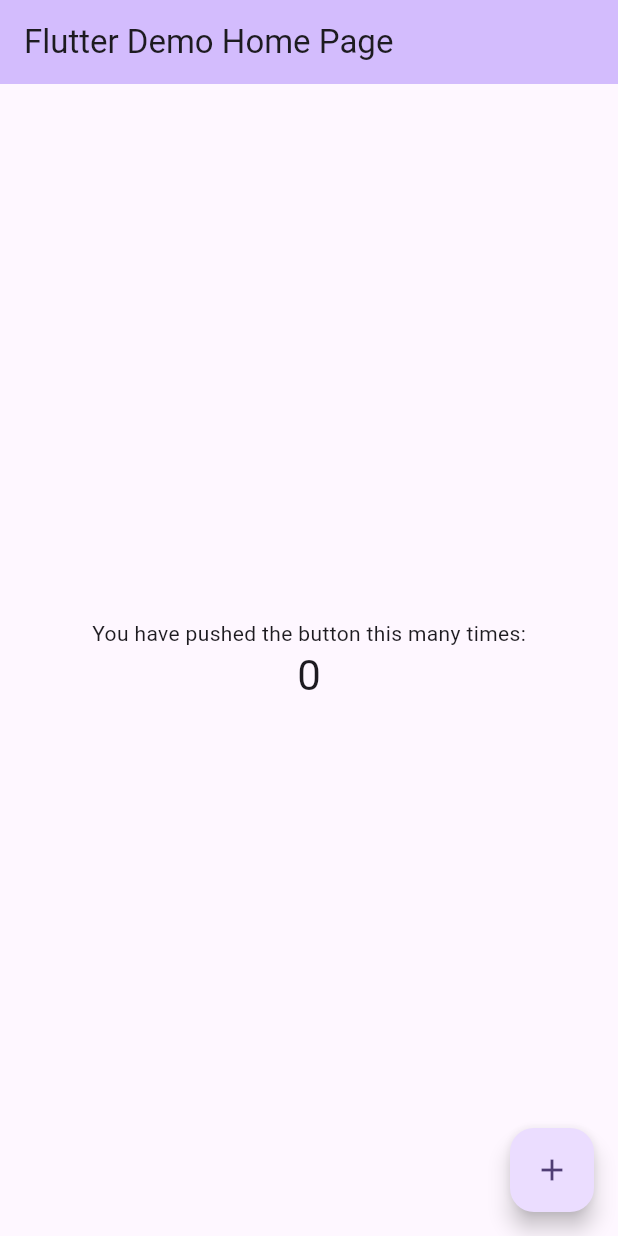
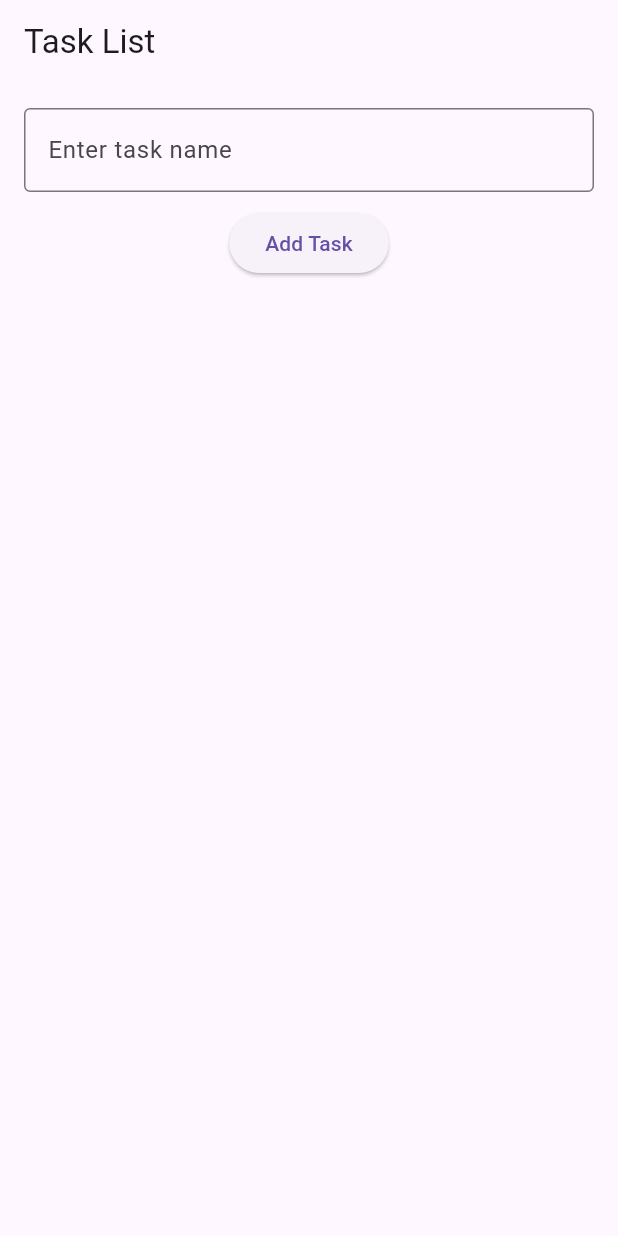
Before and after one commit to YummyFrog/cw6_mad, a Flutter app: the screen it shows after launch, on a phone screen of 412 x 824 dp. Run offline on Flutter 3.47's test engine with Material 3 defaults, Android fonts, the phone set to English and light mode, and no system bars; our stand-ins replace firebase_core; accounts and stored records are empty.

Commit message:
created simple task creator

```diff
--- a/lib/main.dart
+++ b/lib/main.dart
@@ -1,122 +1,100 @@
 import 'package:flutter/material.dart';
 
 void main() {
-  runApp(const MyApp());
+  runApp(const TodoApp());
 }
 
-class MyApp extends StatelessWidget {
-  const MyApp({super.key});
+class TodoApp extends StatelessWidget {
+  const TodoApp({super.key});
 
-  // This widget is the root of your application.
   @override
   Widget build(BuildContext context) {
     return MaterialApp(
-      title: 'Flutter Demo',
+      title: 'Task List',
       theme: ThemeData(
-        // This is the theme of your application.
-        //
-        // TRY THIS: Try running your application with "flutter run". You'll see
-        // the application has a purple toolbar. Then, without quitting the app,
-        // try changing the seedColor in the colorScheme below to Colors.green
-        // and then invoke "hot reload" (save your changes or press the "hot
-        // reload" button in a Flutter-supported IDE, or press "r" if you used
-        // the command line to start the app).
-        //
-        // Notice that the counter didn't reset back to zero; the application
-        // state is not lost during the reload. To reset the state, use hot
-        // restart instead.
-        //
-        // This works for code too, not just values: Most code changes can be
-        // tested with just a hot reload.
-        colorScheme: ColorScheme.fromSeed(seedColor: Colors.deepPurple),
+        primarySwatch: Colors.blue,
       ),
-      home: const MyHomePage(title: 'Flutter Demo Home Page'),
+      home: const TaskListScreen(),
     );
   }
 }
 
-class MyHomePage extends StatefulWidget {
-  const MyHomePage({super.key, required this.title});
-
-  // This widget is the home page of your application. It is stateful, meaning
-  // that it has a State object (defined below) that contains fields that affect
-  // how it looks.
-
-  // This class is the configuration for the state. It holds the values (in this
-  // case the title) provided by the parent (in this case the App widget) and
-  // used by the build method of the State. Fields in a Widget subclass are
-  // always marked "final".
-
-  final String title;
+class TaskListScreen extends StatefulWidget {
+  const TaskListScreen({super.key});
 
   @override
-  State<MyHomePage> createState() => _MyHomePageState();
+  State<TaskListScreen> createState() => _TaskListScreenState();
 }
 
-class _MyHomePageState extends State<MyHomePage> {
-  int _counter = 0;
+class _TaskListScreenState extends State<TaskListScreen> {
+  final TextEditingController _taskController = TextEditingController();
+  final List<String> _tasks = [];
 
-  void _incrementCounter() {
-    setState(() {
-      // This call to setState tells the Flutter framework that something has
-      // changed in this State, which causes it to rerun the build method below
-      // so that the display can reflect the updated values. If we changed
-      // _counter without calling setState(), then the build method would not be
-      // called again, and so nothing would appear to happen.
-      _counter++;
-    });
+  void _addTask() {
+    if (_taskController.text.isNotEmpty) {
+      setState(() {
+        _tasks.add(_taskController.text);
+        _taskController.clear();
+      });
+    }
   }
 
   @override
   Widget build(BuildContext context) {
-    // This method is rerun every time setState is called, for instance as done
-    // by the _incrementCounter method above.
-    //
-    // The Flutter framework has been optimized to make rerunning build methods
-    // fast, so that you can just rebuild anything that needs updating rather
-    // than having to individually change instances of widgets.
     return Scaffold(
       appBar: AppBar(
-        // TRY THIS: Try changing the color here to a specific color (to
-        // Colors.amber, perhaps?) and trigger a hot reload to see the AppBar
-        // change color while the other colors stay the same.
-        backgroundColor: Theme.of(context).colorScheme.inversePrimary,
-        // Here we take the value from the MyHomePage object that was created by
-        // the App.build method, and use it to set our appbar title.
-        title: Text(widget.title),
+        title: const Text('Task List'),
       ),
-      body: Center(
-        // Center is a layout widget. It takes a single child and positions it
-        // in the middle of the parent.
+      body: Padding(
+        padding: const EdgeInsets.all(16.0),
         child: Column(
-          // Column is also a layout widget. It takes a list of children and
-          // arranges them vertically. By default, it sizes itself to fit its
-          // children horizontally, and tries to be as tall as its parent.
-          //
-          // Column has various properties to control how it sizes itself and
-          // how it positions its children. Here we use mainAxisAlignment to
-          // center the children vertically; the main axis here is the vertical
-          // axis because Columns are vertical (the cross axis would be
-          // horizontal).
-          //
-          // TRY THIS: Invoke "debug painting" (choose the "Toggle Debug Paint"
-          // action in the IDE, or press "p" in the console), to see the
-          // wireframe for each widget.
-          mainAxisAlignment: MainAxisAlignment.center,
-          children: <Widget>[
-            const Text('You have pushed the button this many times:'),
-            Text(
-              '$_counter',
-              style: Theme.of(context).textTheme.headlineMedium,
+          children: [
+            // Text input field
+            TextField(
+              controller: _taskController,
+              decoration: const InputDecoration(
+                labelText: 'Enter task name',
+                border: OutlineInputBorder(),
+              ),
+              onSubmitted: (_) => _addTask(),
+            ),
+            const SizedBox(height: 10),
+            // Add button
+            ElevatedButton(
+              onPressed: _addTask,
+              child: const Text('Add Task'),
+            ),
+            const SizedBox(height: 20),
+            // Task list
+            Expanded(
+              child: ListView.builder(
+                itemCount: _tasks.length,
+                itemBuilder: (context, index) {
+                  return Card(
+                    child: ListTile(
+                      title: Text(_tasks[index]),
+                      trailing: IconButton(
+                        icon: const Icon(Icons.delete),
+                        onPressed: () {
+                          setState(() {
+                            _tasks.removeAt(index);
+                          });
+                        },
+                      ),
+                    ),
+                  );
+                },
+              ),
             ),
           ],
         ),
       ),
-      floatingActionButton: FloatingActionButton(
-        onPressed: _incrementCounter,
-        tooltip: 'Increment',
-        child: const Icon(Icons.add),
-      ), // This trailing comma makes auto-formatting nicer for build methods.
     );
   }
+
+  @override
+  void dispose() {
+    _taskController.dispose();
+    super.dispose();
+  }
 }
```
